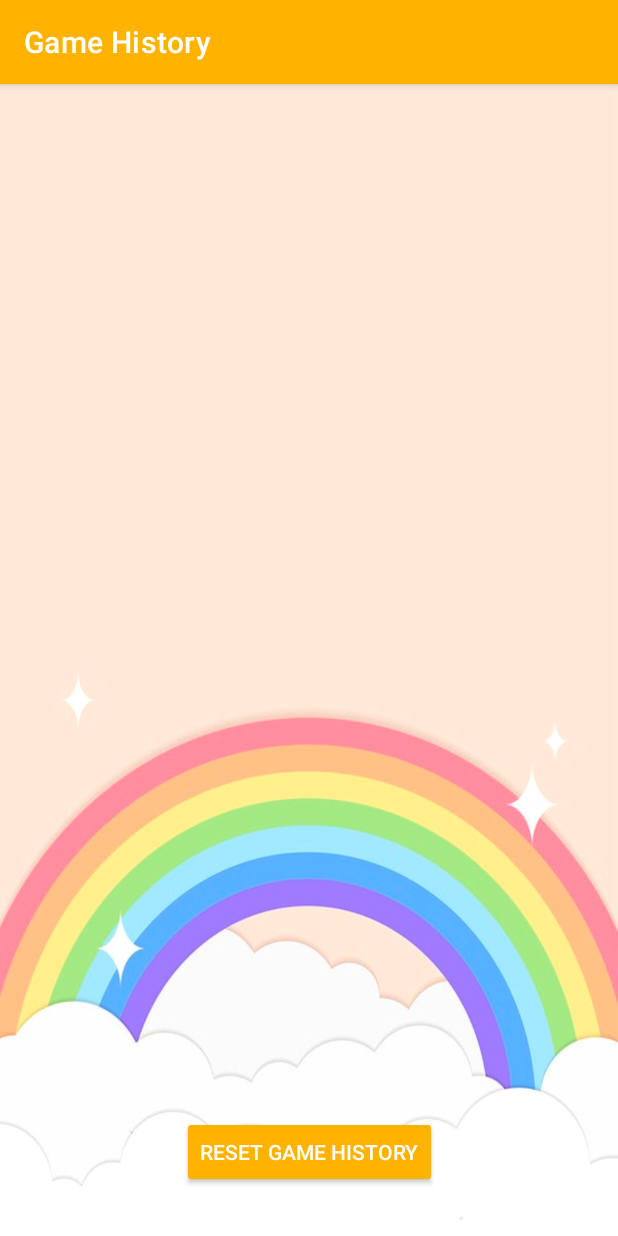
After one commit to bdegouti/Parenting-App, an Android app: the GameHistoryActivity screen opened directly, with no data from a screen before it, on a phone screen of 412 x 824 dp. The commit adds this screen. Run offline under Robolectric (Android 15) with nearby library versions, the phone set to English and light mode, and no system bars; Roboto replaces fonts that are not available here.

Commit message:
Implement view for each game to display history of all coin flips inside GameHistoryActivity.

```diff
--- a/app/src/main/AndroidManifest.xml
+++ b/app/src/main/AndroidManifest.xml
@@ -10,12 +10,15 @@
         android:supportsRtl="true"
         android:theme="@style/Theme.AppCompat.Light.NoActionBar">
         <activity
+            android:name=".GameHistoryActivity"
+            android:exported="true" />
+        <activity
             android:name=".ChildrenAddEditActivity"
             android:exported="true" />
         <activity
             android:name=".ChildrenListActivity"
             android:exported="true"
-            android:parentActivityName=".MainMenuActivity"/>
+            android:parentActivityName=".MainMenuActivity" />
         <activity
             android:name=".Timer"
             android:exported="true"
--- /dev/null
+++ b/app/src/main/java/com/example/parentapp/GameHistoryActivity.java
@@ -0,0 +1,93 @@
+package com.example.parentapp;
+
+import androidx.annotation.NonNull;
+import androidx.annotation.Nullable;
+import androidx.appcompat.app.AppCompatActivity;
+
+import android.content.Context;
+import android.content.Intent;
+import android.os.Bundle;
+import android.view.View;
+import android.view.ViewGroup;
+import android.widget.ArrayAdapter;
+import android.widget.ImageView;
+import android.widget.ListView;
+import android.widget.TextView;
+
+import com.example.parentapp.model.FlipCoinGame;
+import com.example.parentapp.model.FlipCoinGameHistory;
+
+import java.time.format.DateTimeFormatter;
+import java.time.format.FormatStyle;
+
+public class GameHistoryActivity extends AppCompatActivity {
+
+    FlipCoinGameHistory flipCoinGameHistory;
+
+    public static Intent makeLaunchIntent(Context c) { return new Intent(c, GameHistoryActivity.class); }
+
+    @Override
+    protected void onCreate(Bundle savedInstanceState) {
+        super.onCreate(savedInstanceState);
+        flipCoinGameHistory = FlipCoinGameHistory.getInstance();
+        setContentView(R.layout.activity_game_history);
+
+        populateGameHistoryListView();
+    }
+
+    /*
+    get date and time, who got to pick, result (as check or X f/example)
+    */
+
+
+    private void populateGameHistoryListView()
+    {
+        ArrayAdapter<FlipCoinGame> gameHistoryListAdapter = new GameHistoryListAdapter();
+        ListView listview = findViewById(R.id.listViewGameList);
+        listview.setAdapter(gameHistoryListAdapter);
+    }
+
+    private class GameHistoryListAdapter extends ArrayAdapter<FlipCoinGame>{
+        public GameHistoryListAdapter()
+        {
+            super(GameHistoryActivity.this,
+                    R.layout.game_view,
+                    flipCoinGameHistory.getGameHistoryList());
+        }
+
+        @NonNull
+        @Override
+        public View getView(int position, @Nullable View convertView, @NonNull ViewGroup parent) {
+            View gameView= convertView;
+            if(gameView == null)
+            {
+                gameView = getLayoutInflater().inflate(R.layout.game_view, parent, false);
+            }
+
+            //fill up this view
+            FlipCoinGame currentGame = flipCoinGameHistory.getGameAtIndex(position);
+            TextView tvName = gameView.findViewById(R.id.gameView_textviewPickerName);
+            TextView tvDaT = gameView.findViewById(R.id.gameView_textViewCreationDateTime);
+            TextView tvResult = gameView.findViewById(R.id.gameView_textviewFlipResult);
+            ImageView resultIcon = gameView.findViewById(R.id.gameView_imageviewResultIcon);
+
+
+
+            if(currentGame.getPickerChoice() == currentGame.getResult()){
+                resultIcon.setBackgroundResource(R.drawable.win_icon);
+            }
+            else{
+                resultIcon.setBackgroundResource(R.drawable.lose_icon);
+            }
+            StringBuilder resultString = new StringBuilder();
+            resultString.append("Picked: " + currentGame.getPickerChoice().toString()
+            + " | Result: " + currentGame.getResult().toString());
+            DateTimeFormatter dtf = DateTimeFormatter.ofLocalizedDateTime(FormatStyle.MEDIUM, FormatStyle.MEDIUM);
+            tvName.setText(currentGame.getPickerName());
+            tvDaT.setText(currentGame.getCreationDateTime().format(dtf));
+            tvResult.setText(resultString);
+
+            return gameView;
+        }
+    }
+}
--- a/app/src/main/java/com/example/parentapp/model/FlipCoinGameHistory.java
+++ b/app/src/main/java/com/example/parentapp/model/FlipCoinGameHistory.java
@@ -27,6 +27,8 @@ public class FlipCoinGameHistory {
         return this.gameList.get(index);
     }
 
+    public List<FlipCoinGame> getGameHistoryList(){ return gameList; }
+
     public void addNewFlipCoinGame(FlipCoinGame game)
     {
         //always add the new game at the front of the array list
--- /dev/null
+++ b/app/src/main/res/layout/activity_game_history.xml
@@ -0,0 +1,74 @@
+<?xml version="1.0" encoding="utf-8"?>
+<androidx.constraintlayout.widget.ConstraintLayout xmlns:android="http://schemas.android.com/apk/res/android"
+    xmlns:app="http://schemas.android.com/apk/res-auto"
+    xmlns:tools="http://schemas.android.com/tools"
+    android:layout_width="match_parent"
+    android:layout_height="match_parent"
+    android:background="@drawable/rainbow_wallpaper"
+    tools:context=".ChildrenListActivity">
+
+    <com.google.android.material.appbar.AppBarLayout
+        android:id="@+id/appBarLayout2"
+        android:layout_width="0dp"
+        android:layout_height="wrap_content"
+        android:theme="@style/Theme.ParentApp"
+        app:layout_constraintEnd_toEndOf="parent"
+        app:layout_constraintStart_toStartOf="parent"
+        app:layout_constraintTop_toTopOf="parent"
+        app:theme="@style/ThemeOverlay.AppCompat.Dark"
+        tools:visibility="visible">
+
+        <androidx.appcompat.widget.Toolbar
+            android:id="@+id/toolbarGameHistory"
+            android:layout_width="match_parent"
+            android:layout_height="match_parent"
+            android:background="#FFB300"
+            android:visibility="visible"
+            app:popupTheme="@style/Theme.ParentApp"
+            app:title="Game History"
+            app:titleTextColor="#FFFFFF" />
+
+    </com.google.android.material.appbar.AppBarLayout>
+
+    <ListView
+        android:id="@+id/listViewGameList"
+        android:layout_width="0dp"
+        android:layout_height="0dp"
+        android:layout_marginStart="16dp"
+        android:layout_marginTop="16dp"
+        android:layout_marginEnd="16dp"
+        android:layout_marginBottom="32dp"
+        app:layout_constraintBottom_toTopOf="@+id/buttonResetGameHistory"
+        app:layout_constraintEnd_toEndOf="parent"
+        app:layout_constraintStart_toStartOf="parent"
+        app:layout_constraintTop_toBottomOf="@+id/appBarLayout2" >
+
+    </ListView>
+
+    <Button
+        android:id="@+id/buttonResetGameHistory"
+        android:layout_width="wrap_content"
+        android:layout_height="wrap_content"
+        android:layout_marginBottom="32dp"
+        android:backgroundTint="#FFB300"
+        android:text="@string/reset_game_history"
+        android:textColor="@color/white"
+        app:layout_constraintBottom_toBottomOf="parent"
+        app:layout_constraintEnd_toEndOf="parent"
+        app:layout_constraintStart_toStartOf="parent" />
+
+    <TextView
+        android:id="@+id/textViewNoGames"
+        android:layout_width="wrap_content"
+        android:layout_height="wrap_content"
+        android:layout_marginBottom="32dp"
+        android:text="No Games Played"
+        android:textSize="20sp"
+        android:textStyle="bold"
+        android:visibility="invisible"
+        app:layout_constraintBottom_toTopOf="@+id/buttonResetGameHistory"
+        app:layout_constraintEnd_toEndOf="parent"
+        app:layout_constraintStart_toStartOf="parent"
+        app:layout_constraintTop_toBottomOf="@+id/appBarLayout2" />
+
+</androidx.constraintlayout.widget.ConstraintLayout>
--- a/app/src/main/res/values/strings.xml
+++ b/app/src/main/res/values/strings.xml
@@ -20,4 +20,5 @@
     <string name="start">START</string>
     <string name="choose_duration">Choose Duration</string>
     <string name="flip_coin_result_has_been_saved">Result of your coin flip has been saved!</string>
+    <string name="reset_game_history">Reset Game History</string>
 </resources>
```
Also changed, not shown: app/src/main/java/com/example/parentapp/MainMenuActivity.java (+13 -0 lines), app/src/main/res/layout/game_view.xml (added, +49 -0 lines), app/src/main/res/drawable/lose_icon.png (added), app/src/main/res/drawable/win_icon.png (added).
